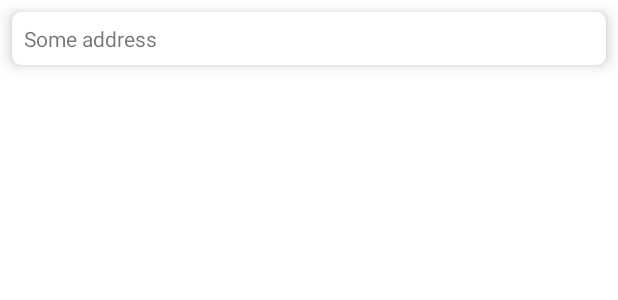
After one commit to liinahamari/Follower, an Android app: the layout item_address.xml on its own in the app's theme, with its tools: preview values and no code run, on a phone screen of 412 x 824 dp. The commit adds this screen. Shown: the top 300 px of the screen. Run offline under Robolectric (Android 15) with nearby library versions, the phone set to English and light mode, and no system bars.

Commit message:
Feature: map after clicking on single address

```diff
--- /dev/null
+++ b/app/src/main/java/com/example/follower/screens/address_trace/MapPointer.kt
@@ -0,0 +1,6 @@
+package com.example.follower.screens.address_trace
+
+import com.example.follower.screens.map.Latitude
+import com.example.follower.screens.map.Longitude
+
+data class MapPointer(val commonAddress: String, val lat: Latitude, val lon: Longitude)
--- a/app/src/main/java/com/example/follower/screens/map/MapFragment.kt
+++ b/app/src/main/java/com/example/follower/screens/map/MapFragment.kt
@@ -31,8 +31,8 @@ class MapFragment : BaseFragment(R.layout.fragment_map) {
     override fun onViewCreated(view: View, savedInstanceState: Bundle?) {
         super.onViewCreated(view, savedInstanceState)
 
-        with(arguments?.getLong(getString(R.string.arg_addressFragment_trackId), -1L)!!) {
-            require(this > 0L)
+        with(arguments?.getLong(getString(R.string.arg_addressFragment_trackId), -9999L)!!) {
+            require(this != -9999L)
             viewModel.getTrack(this)
         }
 
@@ -65,7 +65,7 @@ class MapFragment : BaseFragment(R.layout.fragment_map) {
             }
         })
         viewModel.getTrackAsMarkerSet.observe(viewLifecycleOwner, {
-            it.map { wayPoint -> map.standardMarker(wayPoint.first, wayPoint.second) }
+            it.map { wayPoint -> map.createFollowerMarker(wayPoint.first, wayPoint.second) }
                 .apply { map.overlays.addAll(this) }
             with(it.first()) {
                 centerMap(second, first)
--- a/app/src/main/res/layout/fragment_track_list.xml
+++ b/app/src/main/res/layout/fragment_track_list.xml
@@ -8,6 +8,5 @@
         android:id="@+id/trackList"
         android:layout_width="match_parent"
         android:layout_height="match_parent"
-        tools:listitem="@layout/item_track"
-        />
+        tools:listitem="@layout/item_track" />
 </androidx.constraintlayout.widget.ConstraintLayout>
--- /dev/null
+++ b/app/src/main/res/layout/item_address.xml
@@ -0,0 +1,29 @@
+<?xml version="1.0" encoding="utf-8"?>
+<layout xmlns:android="http://schemas.android.com/apk/res/android"
+    xmlns:app="http://schemas.android.com/apk/res-auto"
+    xmlns:tools="http://schemas.android.com/tools">
+
+    <data>
+
+        <variable
+            name="address"
+            type="com.example.follower.screens.address_trace.MapPointer" />
+    </data>
+
+    <androidx.cardview.widget.CardView
+        android:layout_width="match_parent"
+        android:layout_height="wrap_content"
+        android:layout_margin="8dp"
+        android:padding="8dp"
+        app:cardCornerRadius="6dp"
+        app:cardElevation="6dp">
+
+        <TextView
+            android:id="@+id/addressTv"
+            android:layout_width="wrap_content"
+            android:layout_height="wrap_content"
+            android:padding="8dp"
+            android:text="@{address.commonAddress}"
+            tools:text="Some address" />
+    </androidx.cardview.widget.CardView>
+</layout>
--- a/app/src/main/res/values/strings.xml
+++ b/app/src/main/res/values/strings.xml
@@ -3,6 +3,8 @@
 
     <!--arguments-->
     <string translatable="false" name="arg_addressFragment_trackId">com.example.follower.AddressTraceFragment.EXTRA_TRACK_ID</string>
+    <string translatable="false" name="arg_toSinglePointerMap_Longitude">com.example.follower.SinglePointerMapFragment.LONGITUDE</string>
+    <string translatable="false" name="arg_toSinglePointerMap_Latitude">com.example.follower.SinglePointerMapFragment.LATITUDE</string>
 
     <!--prefs-->
     <string name="pref_theme" translatable="false">pref_theme</string>
@@ -19,6 +21,7 @@
 
     <!--descriptions-->
     <string name="desc_map_view" translatable="false">DESCRIPTION_map_fragment_map_view</string>
+    <string name="desc_sp_map_view" translatable="false">DESCRIPTION_map_fragment_single_pointer_map_view</string>
 
 
     <string name="location_permission_dialog_explanation">App needs geolocation to track your activity</string>
```
Also changed, not shown: app/src/main/java/com/example/follower/ext/ViewExt.kt (+8 -1 lines), app/src/main/java/com/example/follower/interactors/TrackInteractor.kt (+8 -3 lines), app/src/main/java/com/example/follower/screens/address_trace/AddressTraceFragment.kt (+28 -2 lines), app/src/main/java/com/example/follower/screens/address_trace/AddressTraceViewModel.kt (+5 -4 lines), app/src/main/java/com/example/follower/screens/address_trace/AddressesAdapter.kt (added, +40 -0 lines), app/src/main/java/com/example/follower/screens/single_pointer_map/SinglePointerMapFragment.kt (added, +52 -0 lines), app/src/main/res/layout/fragment_address_trace.xml (+6 -9 lines), app/src/main/res/layout/fragment_single_pointer_map.xml (added, +12 -0 lines), app/src/main/res/navigation/nav_graph.xml (+20 -2 lines).
